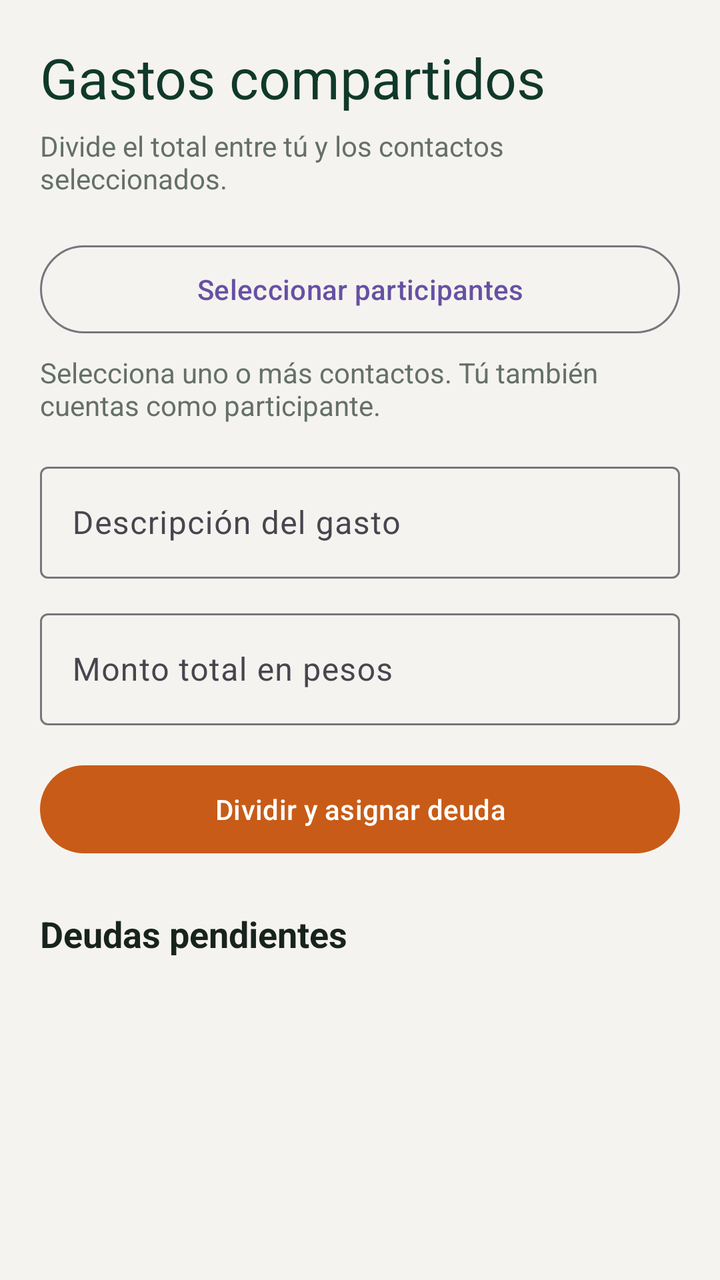
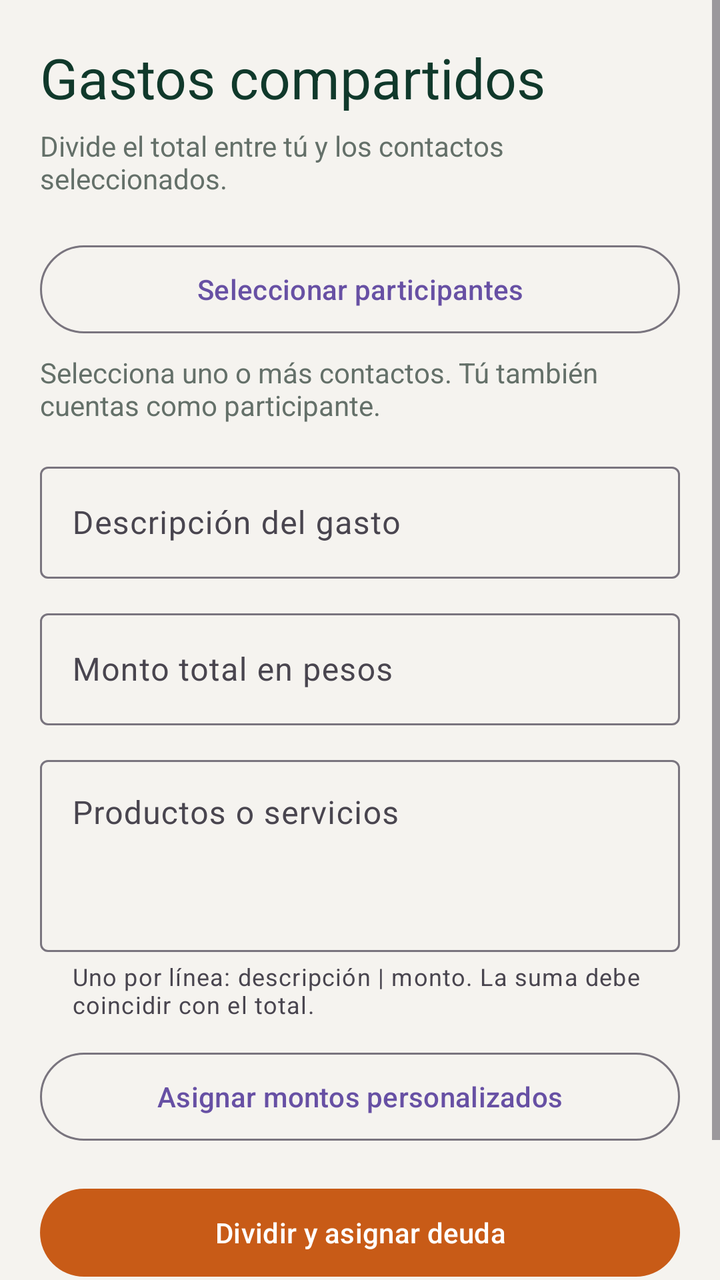

Compare the two renders of this Android layout. The source of the first and the diff that turns it into the second are given below.
<!-- AndroidManifest.xml: application theme Theme.LocalCash -->
<!-- res/layout/activity_gastos_compartidos.xml -->
<?xml version="1.0" encoding="utf-8"?>
<ScrollView xmlns:android="http://schemas.android.com/apk/res/android"
    xmlns:app="http://schemas.android.com/apk/res-auto"
    android:layout_width="match_parent"
    android:layout_height="match_parent"
    android:background="@color/lc_warm_background"
    android:fillViewport="true">
    <LinearLayout android:layout_width="match_parent" android:layout_height="wrap_content" android:orientation="vertical" android:padding="20dp">
        <TextView style="@style/TextAppearance.Material3.HeadlineMedium" android:layout_width="wrap_content" android:layout_height="wrap_content" android:text="@string/shared_title" android:textColor="@color/lc_green_dark" />
        <TextView android:layout_width="match_parent" android:layout_height="wrap_content" android:layout_marginTop="6dp" android:text="@string/shared_subtitle" android:textColor="@color/lc_text_secondary" />
        <com.google.android.material.button.MaterialButton android:id="@+id/button_select_shared_contacts" style="@style/Widget.Material3.Button.OutlinedButton" android:layout_width="match_parent" android:layout_height="52dp" android:layout_marginTop="20dp" android:text="@string/action_select_shared_contacts" />
        <TextView android:id="@+id/text_shared_contacts" android:layout_width="match_parent" android:layout_height="wrap_content" android:layout_marginTop="6dp" android:text="@string/shared_contacts_none" android:textColor="@color/lc_text_secondary" />
        <com.google.android.material.textfield.TextInputLayout style="@style/Widget.Material3.TextInputLayout.OutlinedBox" android:layout_width="match_parent" android:layout_height="wrap_content" android:layout_marginTop="16dp" android:hint="@string/shared_description_hint">
            <com.google.android.material.textfield.TextInputEditText android:id="@+id/input_shared_description" android:layout_width="match_parent" android:layout_height="56dp" android:inputType="textCapSentences" />
        </com.google.android.material.textfield.TextInputLayout>
        <com.google.android.material.textfield.TextInputLayout style="@style/Widget.Material3.TextInputLayout.OutlinedBox" android:layout_width="match_parent" android:layout_height="wrap_content" android:layout_marginTop="12dp" android:hint="@string/shared_total_hint" app:prefixText="$ ">
            <com.google.android.material.textfield.TextInputEditText android:id="@+id/input_shared_total" android:layout_width="match_parent" android:layout_height="56dp" android:inputType="number" />
        </com.google.android.material.textfield.TextInputLayout>
        <com.google.android.material.button.MaterialButton android:id="@+id/button_add_shared" android:layout_width="match_parent" android:layout_height="52dp" android:layout_marginTop="16dp" android:text="@string/action_split_expense" app:backgroundTint="@color/lc_orange_earth" />
        <TextView android:layout_width="wrap_content" android:layout_height="wrap_content" android:layout_marginTop="24dp" android:text="@string/shared_debts_title" android:textColor="@color/lc_text_primary" android:textSize="18sp" android:textStyle="bold" />
        <LinearLayout android:id="@+id/list_shared" android:layout_width="match_parent" android:layout_height="wrap_content" android:layout_marginTop="8dp" android:orientation="vertical" />
    </LinearLayout>
</ScrollView>
<!-- resources referenced by this layout -->
<resources>
  <color name="lc_green_dark">#10392B</color>
  <color name="lc_orange_earth">#C85B17</color>
  <color name="lc_text_primary">#18231E</color>
  <color name="lc_text_secondary">#647069</color>
  <color name="lc_warm_background">#F5F3EF</color>
  <string name="action_select_shared_contacts">Seleccionar participantes</string>
  <string name="action_split_expense">Dividir y asignar deuda</string>
  <string name="shared_contacts_none">Selecciona uno o más contactos. Tú también cuentas como participante.</string>
  <string name="shared_debts_title">Deudas pendientes</string>
  <string name="shared_description_hint">Descripción del gasto</string>
  <string name="shared_subtitle">Divide el total entre tú y los contactos seleccionados.</string>
  <string name="shared_title">Gastos compartidos</string>
  <string name="shared_total_hint">Monto total en pesos</string>
  <style name="Theme.LocalCash" parent="Base.Theme.LocalCash" />
  <style name="Base.Theme.LocalCash" parent="Theme.Material3.DayNight.NoActionBar">
          
          
      </style>
</resources>

<!-- the commit's change to res/layout/activity_gastos_compartidos.xml (unified diff, before → after) -->
@@ -16,6 +16,10 @@
         <com.google.android.material.textfield.TextInputLayout style="@style/Widget.Material3.TextInputLayout.OutlinedBox" android:layout_width="match_parent" android:layout_height="wrap_content" android:layout_marginTop="12dp" android:hint="@string/shared_total_hint" app:prefixText="$ ">
             <com.google.android.material.textfield.TextInputEditText android:id="@+id/input_shared_total" android:layout_width="match_parent" android:layout_height="56dp" android:inputType="number" />
         </com.google.android.material.textfield.TextInputLayout>
+        <com.google.android.material.textfield.TextInputLayout style="@style/Widget.Material3.TextInputLayout.OutlinedBox" android:layout_width="match_parent" android:layout_height="wrap_content" android:layout_marginTop="12dp" android:hint="@string/shared_detail_hint" app:helperText="@string/shared_detail_helper">
+            <com.google.android.material.textfield.TextInputEditText android:id="@+id/input_shared_details" android:layout_width="match_parent" android:layout_height="96dp" android:gravity="top" android:inputType="textMultiLine" />
+        </com.google.android.material.textfield.TextInputLayout>
+        <com.google.android.material.button.MaterialButton android:id="@+id/button_custom_allocation" style="@style/Widget.Material3.Button.OutlinedButton" android:layout_width="match_parent" android:layout_height="52dp" android:layout_marginTop="12dp" android:text="@string/action_custom_allocation" />
         <com.google.android.material.button.MaterialButton android:id="@+id/button_add_shared" android:layout_width="match_parent" android:layout_height="52dp" android:layout_marginTop="16dp" android:text="@string/action_split_expense" app:backgroundTint="@color/lc_orange_earth" />
         <TextView android:layout_width="wrap_content" android:layout_height="wrap_content" android:layout_marginTop="24dp" android:text="@string/shared_debts_title" android:textColor="@color/lc_text_primary" android:textSize="18sp" android:textStyle="bold" />
         <LinearLayout android:id="@+id/list_shared" android:layout_width="match_parent" android:layout_height="wrap_content" android:layout_marginTop="8dp" android:orientation="vertical" />
<!-- resource entries referenced after the edit -->
@@ -5,11 +5,14 @@
   <color name="lc_text_primary">#18231E</color>
   <color name="lc_text_secondary">#647069</color>
   <color name="lc_warm_background">#F5F3EF</color>
+  <string name="action_custom_allocation">Asignar montos personalizados</string>
   <string name="action_select_shared_contacts">Seleccionar participantes</string>
   <string name="action_split_expense">Dividir y asignar deuda</string>
   <string name="shared_contacts_none">Selecciona uno o más contactos. Tú también cuentas como participante.</string>
   <string name="shared_debts_title">Deudas pendientes</string>
   <string name="shared_description_hint">Descripción del gasto</string>
+  <string name="shared_detail_helper">Uno por línea: descripción | monto. La suma debe coincidir con el total.</string>
+  <string name="shared_detail_hint">Productos o servicios</string>
   <string name="shared_subtitle">Divide el total entre tú y los contactos seleccionados.</string>
   <string name="shared_title">Gastos compartidos</string>
   <string name="shared_total_hint">Monto total en pesos</string>
